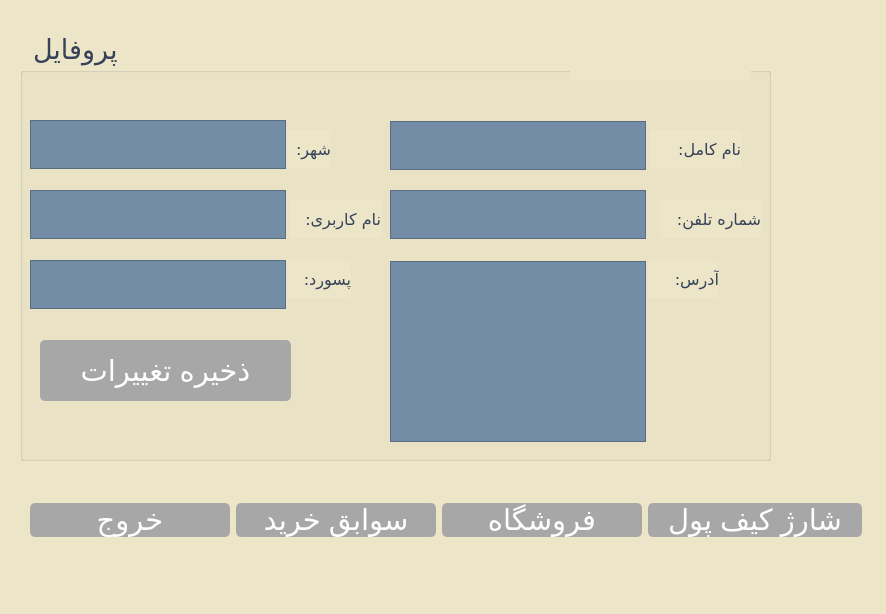
Old version of the form Project_Ap/clientprof.ui in the repository AP-projects-4001/metagoofill.
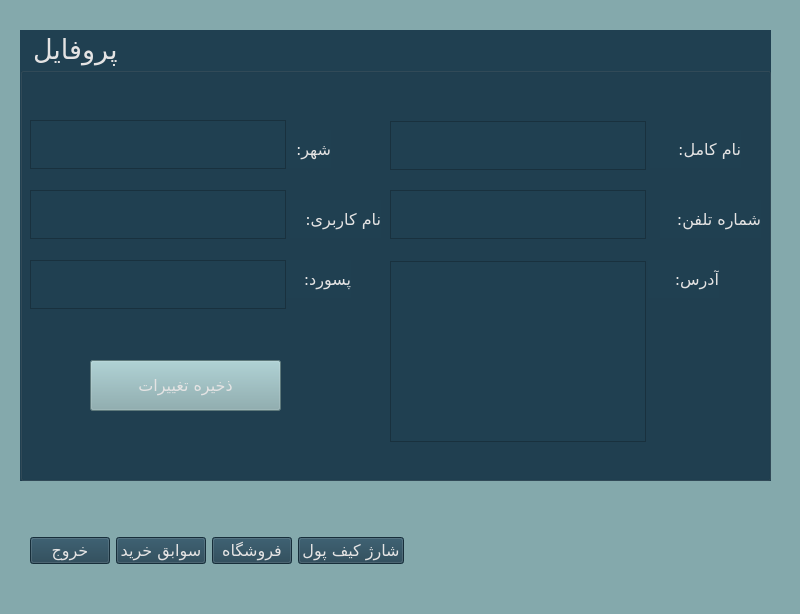
New version of the form.

Commit message: changing colors and Completing the program ui

```diff
--- a/Project_Ap/clientprof.ui
+++ b/Project_Ap/clientprof.ui
@@ -6,7 +6,7 @@
    <rect>
     <x>0</x>
     <y>0</y>
-    <width>886</width>
+    <width>800</width>
     <height>614</height>
    </rect>
   </property>
@@ -14,16 +14,15 @@
    <string>MainWindow</string>
   </property>
   <property name="styleSheet">
-   <string notr="true">background-color: rgb(236, 229, 199);
-</string>
+   <string notr="true">background-color: rgb(132, 169, 172);</string>
   </property>
   <widget class="QWidget" name="centralwidget">
    <widget class="QWidget" name="horizontalLayoutWidget">
     <property name="geometry">
      <rect>
       <x>30</x>
-      <y>490</y>
-      <width>832</width>
+      <y>520</y>
+      <width>741</width>
       <height>61</height>
      </rect>
     </property>
@@ -32,21 +31,16 @@
       <widget class="QPushButton" name="pushButton_4">
        <property name="font">
         <font>
-         <family>MS Shell Dlg 2</family>
-         <pointsize>22</pointsize>
+         <family>Lalezar</family>
+         <pointsize>12</pointsize>
          <italic>false</italic>
          <bold>false</bold>
         </font>
        </property>
        <property name="styleSheet">
-        <string notr="true">QPushButton#pushButton_4 {
-padding-left: 20px;
-padding-right: 20px;
-font: 22pt &quot;MS Shell Dlg 2&quot;;
-border-radius: 5px;
-	background-color: rgb(167, 167, 167);
-color: #fefefe;
-}</string>
+        <string notr="true">background-color: rgb(32, 64, 81);
+color: rgb(228, 227, 227);
+font: 12pt &quot;Lalezar&quot;;</string>
        </property>
        <property name="text">
         <string>خروج</string>
@@ -57,21 +51,15 @@
       <widget class="QPushButton" name="pushButton_6">
        <property name="font">
         <font>
-         <family>MS Shell Dlg 2</family>
-         <pointsize>22</pointsize>
+         <family>Lalezar</family>
+         <pointsize>12</pointsize>
          <italic>false</italic>
          <bold>false</bold>
         </font>
        </property>
        <property name="styleSheet">
-        <string notr="true">QPushButton#pushButton_6 {
-padding-left: 20px;
-padding-right: 20px;
-font: 22pt &quot;MS Shell Dlg 2&quot;;
-border-radius: 5px;
-	background-color: rgb(167, 167, 167);
-color: #fefefe;
-}</string>
+        <string notr="true">background-color: rgb(32, 64, 81);
+font: 12pt &quot;Lalezar&quot;;color: rgb(228, 227, 227);</string>
        </property>
        <property name="text">
         <string>سوابق خرید</string>
@@ -82,21 +70,15 @@
       <widget class="QPushButton" name="pushButton_7">
        <property name="font">
         <font>
-         <family>MS Shell Dlg 2</family>
-         <pointsize>22</pointsize>
+         <family>Lalezar</family>
+         <pointsize>12</pointsize>
          <italic>false</italic>
          <bold>false</bold>
         </font>
        </property>
        <property name="styleSheet">
-        <string notr="true">QPushButton#pushButton_7 {
-padding-left: 20px;
-padding-right: 20px;
-font: 22pt &quot;MS Shell Dlg 2&quot;;
-border-radius: 5px;
-	background-color: rgb(167, 167, 167);
-color: #fefefe;
-}</string>
+        <string notr="true">background-color: rgb(32, 64, 81);
+font: 12pt &quot;Lalezar&quot;;color: rgb(228, 227, 227);</string>
        </property>
        <property name="text">
         <string>فروشگاه</string>
@@ -107,27 +89,34 @@
       <widget class="QPushButton" name="pushButton_5">
        <property name="font">
         <font>
-         <family>MS Shell Dlg 2</family>
-         <pointsize>22</pointsize>
+         <family>Lalezar</family>
+         <pointsize>12</pointsize>
          <italic>false</italic>
          <bold>false</bold>
         </font>
        </property>
        <property name="styleSheet">
-        <string notr="true">QPushButton#pushButton_5 {
-padding-left: 20px;
-padding-right: 20px;
-font: 22pt &quot;MS Shell Dlg 2&quot;;
-border-radius: 5px;
-	background-color: rgb(167, 167, 167);
-color: #fefefe;
-}</string>
+        <string notr="true">background-color: rgb(32, 64, 81);
+font: 12pt &quot;Lalezar&quot;;color: rgb(228, 227, 227);</string>
        </property>
        <property name="text">
         <string>شارژ کیف پول</string>
        </property>
       </widget>
      </item>
+     <item>
+      <spacer name="horizontalSpacer">
+       <property name="orientation">
+        <enum>Qt::Horizontal</enum>
+       </property>
+       <property name="sizeHint" stdset="0">
+        <size>
+         <width>40</width>
+         <height>20</height>
+        </size>
+       </property>
+      </spacer>
+     </item>
     </layout>
    </widget>
    <widget class="QGroupBox" name="groupBox_2">
@@ -136,7 +125,7 @@
       <x>20</x>
       <y>30</y>
       <width>751</width>
-      <height>431</height>
+      <height>451</height>
      </rect>
     </property>
     <property name="sizePolicy">
@@ -153,7 +142,8 @@
      </font>
     </property>
     <property name="styleSheet">
-     <string notr="true">color: rgb(53, 66, 89);</string>
+     <string notr="true">background-color: rgb(32, 64, 81);
+color: rgb(228, 227, 227);</string>
     </property>
     <property name="title">
      <string> پروفایل</string>
@@ -177,7 +167,7 @@
       </font>
      </property>
      <property name="styleSheet">
-      <string notr="true">color: rgb(53, 66, 89);</string>
+      <string notr="true">color: rgb(228, 227, 227);</string>
      </property>
      <property name="text">
       <string>نام کامل:</string>
@@ -199,7 +189,7 @@
       </font>
      </property>
      <property name="styleSheet">
-      <string notr="true">color: rgb(53, 66, 89);</string>
+      <string notr="true">color: rgb(228, 227, 227);</string>
      </property>
      <property name="text">
       <string>شماره تلفن:</string>
@@ -221,7 +211,7 @@
       </font>
      </property>
      <property name="styleSheet">
-      <string notr="true">color: rgb(53, 66, 89);</string>
+      <string notr="true">color: rgb(228, 227, 227);</string>
      </property>
      <property name="text">
       <string>آدرس:</string>
@@ -243,7 +233,7 @@
       </font>
      </property>
      <property name="styleSheet">
-      <string notr="true">color: rgb(53, 66, 89);</string>
+      <string notr="true">color: rgb(228, 227, 227);</string>
      </property>
      <property name="text">
       <string>شهر:</string>
@@ -265,7 +255,7 @@
       </font>
      </property>
      <property name="styleSheet">
-      <string notr="true">color: rgb(53, 66, 89);</string>
+      <string notr="true">color: rgb(228, 227, 227);</string>
      </property>
      <property name="text">
       <string>نام کاربری:</string>
@@ -287,7 +277,7 @@
       </font>
      </property>
      <property name="styleSheet">
-      <string notr="true">color: rgb(53, 66, 89);</string>
+      <string notr="true">color: rgb(228, 227, 227);</string>
      </property>
      <property name="text">
       <string>پسورد:</string>
@@ -296,56 +286,28 @@
     <widget class="QPushButton" name="pushButton_8">
      <property name="geometry">
       <rect>
-       <x>20</x>
-       <y>310</y>
-       <width>251</width>
-       <height>61</height>
+       <x>70</x>
+       <y>330</y>
+       <width>191</width>
+       <height>51</height>
       </rect>
      </property>
      <property name="font">
       <font>
-       <family>MS Shell Dlg 2</family>
-       <pointsize>22</pointsize>
+       <family>Lalezar</family>
+       <pointsize>12</pointsize>
        <italic>false</italic>
        <bold>false</bold>
       </font>
      </property>
      <property name="styleSheet">
-      <string notr="true">QPushButton#pushButton_8 {
-padding-left: 20px;
-padding-right: 20px;
-font: 22pt &quot;MS Shell Dlg 2&quot;;
-border-radius: 5px;
-	background-color: rgb(167, 167, 167);
-color: #fefefe;
-}</string>
+      <string notr="true">background-color: rgb(132, 169, 172);
+font: 12pt &quot;Lalezar&quot;;</string>
      </property>
      <property name="text">
       <string>ذخیره تغییرات</string>
      </property>
     </widget>
-    <widget class="QLabel" name="label_4">
-     <property name="geometry">
-      <rect>
-       <x>550</x>
-       <y>10</y>
-       <width>181</width>
-       <height>41</height>
-      </rect>
-     </property>
-     <property name="font">
-      <font>
-       <family>Lalezar</family>
-       <pointsize>14</pointsize>
-      </font>
-     </property>
-     <property name="styleSheet">
-      <string notr="true">color: rgb(53, 66, 89);</string>
-     </property>
-     <property name="text">
-      <string/>
-     </property>
-    </widget>
     <widget class="QPlainTextEdit" name="plainTextEdit_5">
      <property name="geometry">
       <rect>
@@ -364,7 +326,7 @@
       </font>
      </property>
      <property name="styleSheet">
-      <string notr="true">background-color: rgb(116, 141, 166);
+      <string notr="true">
 font: 12pt &quot;Lalezar&quot;;</string>
      </property>
     </widget>
@@ -386,7 +348,7 @@
       </font>
      </property>
      <property name="styleSheet">
-      <string notr="true">background-color: rgb(116, 141, 166);
+      <string notr="true">
 font: 12pt &quot;Lalezar&quot;;</string>
      </property>
     </widget>
@@ -408,7 +370,7 @@
       </font>
      </property>
      <property name="styleSheet">
-      <string notr="true">background-color: rgb(116, 141, 166);
+      <string notr="true">
 font: 12pt &quot;Lalezar&quot;;</string>
      </property>
      <property name="plainText">
@@ -433,7 +395,7 @@
       </font>
      </property>
      <property name="styleSheet">
-      <string notr="true">background-color: rgb(116, 141, 166);
+      <string notr="true">
 font: 12pt &quot;Lalezar&quot;;</string>
      </property>
     </widget>
@@ -456,7 +418,7 @@
      </property>
      <property name="styleSheet">
       <string notr="true">font: 12pt &quot;Lalezar&quot;;
-background-color: rgb(116, 141, 166);</string>
+</string>
      </property>
     </widget>
     <widget class="QPlainTextEdit" name="plainTextEdit_17">
@@ -477,7 +439,7 @@
       </font>
      </property>
      <property name="styleSheet">
-      <string notr="true">background-color: rgb(116, 141, 166);
+      <string notr="true">
 font: 12pt &quot;Lalezar&quot;;</string>
      </property>
     </widget>
```
The commit also changes 37 other files.
